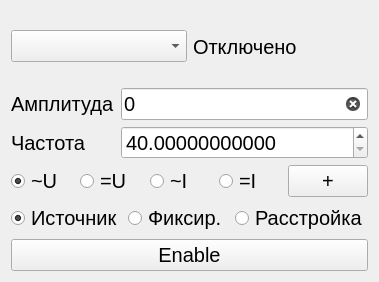
Qt form ui/source_mode_form.ui (irsural/calibrator_pc) before a commit.
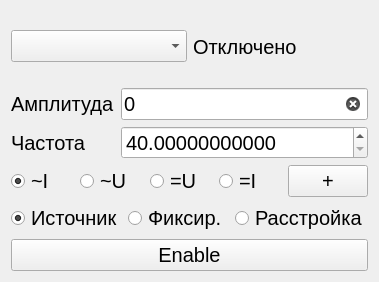
The same form after that commit.

```diff
--- a/ui/source_mode_form.ui
+++ b/ui/source_mode_form.ui
@@ -112,6 +112,24 @@
    </item>
    <item>
     <layout class="QHBoxLayout" name="horizontalLayout_2">
+     <item>
+      <widget class="QRadioButton" name="aci_radio">
+       <property name="font">
+        <font>
+         <pointsize>15</pointsize>
+        </font>
+       </property>
+       <property name="text">
+        <string>~I</string>
+       </property>
+       <property name="checked">
+        <bool>true</bool>
+       </property>
+       <attribute name="buttonGroup">
+        <string notr="true">signal_group</string>
+       </attribute>
+      </widget>
+     </item>
      <item>
       <widget class="QRadioButton" name="acv_radio">
        <property name="font">
@@ -123,7 +141,7 @@
         <string>~U</string>
        </property>
        <property name="checked">
-        <bool>true</bool>
+        <bool>false</bool>
        </property>
        <attribute name="buttonGroup">
         <string notr="true">signal_group</string>
@@ -145,21 +163,6 @@
        </attribute>
       </widget>
      </item>
-     <item>
-      <widget class="QRadioButton" name="aci_radio">
-       <property name="font">
-        <font>
-         <pointsize>15</pointsize>
-        </font>
-       </property>
-       <property name="text">
-        <string>~I</string>
-       </property>
-       <attribute name="buttonGroup">
-        <string notr="true">signal_group</string>
-       </attribute>
-      </widget>
-     </item>
      <item>
       <widget class="QRadioButton" name="dci_radio">
        <property name="font">
```
